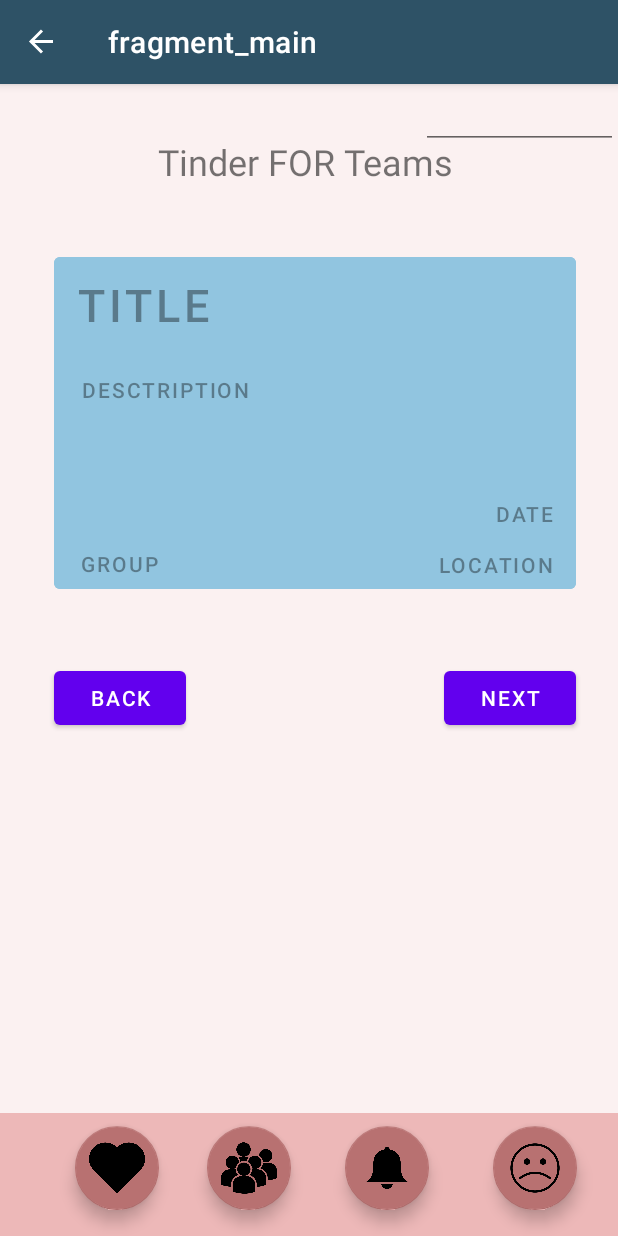
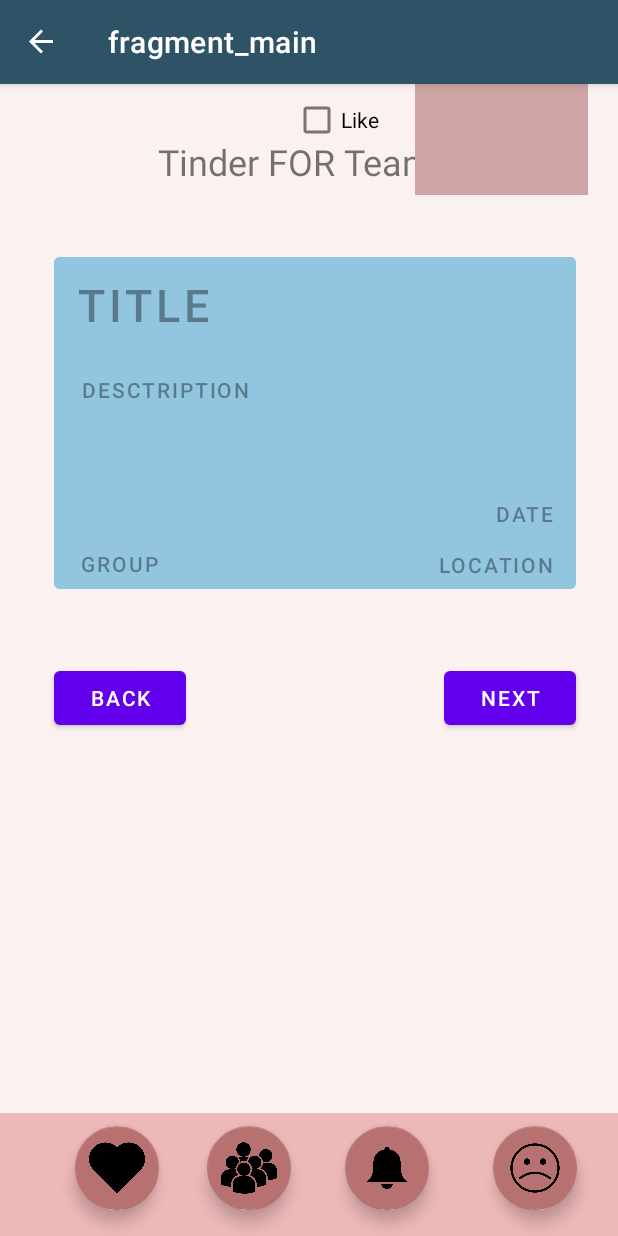
Before and after one commit to bithma/T4T, an Android app: the main screen opened through its navigation route, on a phone screen of 412 x 824 dp. Run offline under Robolectric (Android 15) with nearby library versions, the phone set to English and light mode, and no system bars; our stand-ins replace Firebase (no records; nobody signed in at launch, a user with empty details on screens opened directly), navigation-ui; Roboto replaces fonts that are not available here; 17 statements that could not run were skipped.

Commit message:
Update likes

```diff
--- a/app/src/main/java/com/example/t4t/database/DBHelper.java
+++ b/app/src/main/java/com/example/t4t/database/DBHelper.java
@@ -2,6 +2,7 @@ package com.example.t4t.database;
 
 import com.google.firebase.database.DatabaseReference;
 import com.google.firebase.database.FirebaseDatabase;
+import com.google.firebase.database.MutableData;
 
 public class DBHelper {
     public static DatabaseReference mDatabase = FirebaseDatabase.getInstance().getReference();
@@ -19,4 +20,8 @@ public class DBHelper {
     public static void CreateGroup(Group group) {
         mDatabase.child("groups").child(group.getName()).setValue(group);
     }
+
+    public static void UpdateHearts(String name, int likes) {
+        mDatabase.getRef().child("Events").child(name).child("hearts").setValue(likes);
+    }
 }
--- a/app/src/main/java/com/example/t4t/main.java
+++ b/app/src/main/java/com/example/t4t/main.java
@@ -10,8 +10,11 @@ import android.view.LayoutInflater;
 import android.view.View;
 import android.view.ViewGroup;
 import android.widget.Button;
+import android.widget.TextView;
 
+import com.example.t4t.database.DBHelper;
 import com.example.t4t.database.Event;
+import com.example.t4t.database.Group;
 import com.example.t4t.database.Student;
 import com.google.firebase.database.DataSnapshot;
 import com.google.firebase.database.DatabaseError;
@@ -38,6 +41,8 @@ public class main extends Fragment {
     private Button bTitle, bDesc, bGroup, bLocation, bDate, bNumLikes;
     private Button bPrev, bNext;
     private Button bHeart, bTeams, bNotifications, bFeedback;
+
+    private Button bLike;
     private ArrayList<Event> events = new ArrayList<>();
     private int index = 0;
     private boolean liked = false;
@@ -92,6 +97,7 @@ public class main extends Fragment {
         bNotifications = view.findViewById(R.id.notification);
         bFeedback = view.findViewById(R.id.feedback);
         bNumLikes = view.findViewById(R.id.numlikes);
+        bLike = view.findViewById(R.id.bLike);
         bPrev.setOnClickListener(new View.OnClickListener() {
             @Override
             public void onClick(View view) {
@@ -134,6 +140,13 @@ public class main extends Fragment {
                         .navigate(R.id.action_FirstFragment_to_fragmentmain2);
             }
         });
+
+        bLike.setOnClickListener(new View.OnClickListener() {
+            @Override
+            public void onClick(View view) {
+                updateCard();
+            }
+        });
         loadEvents();
         return view;
     }
@@ -169,5 +182,29 @@ public class main extends Fragment {
         bLocation.setText(e.getLocation());
         bDate.setText(e.getDate());
         bNumLikes.setText(e.getHearts());
+
+
+        Query teamQuery = FirebaseDatabase.getInstance().getReference("events")
+                .orderByChild("name");
+
+        teamQuery.addListenerForSingleValueEvent(new ValueEventListener() {
+            @Override
+            public void onDataChange(DataSnapshot dataSnapshot) {
+                if (dataSnapshot.exists()) {
+                    for (DataSnapshot snap : dataSnapshot.getChildren()) {
+                        Event event = snap.getValue(Event.class);
+                        if (event.getName() == e.getName()) {
+                            int curr_hearts = event.getHearts();
+                            DBHelper.UpdateHearts(e.getName(),curr_hearts + 1);
+                        }
+                    }
+                }
+            }
+            @Override
+            public void onCancelled(DatabaseError databaseError) {
+
+            }
+        });
+
     }
 }
--- a/app/src/main/res/layout/fragment_main.xml
+++ b/app/src/main/res/layout/fragment_main.xml
@@ -212,11 +212,22 @@
 
     <EditText
         android:id="@+id/numlikes"
-        android:layout_width="131dp"
-        android:layout_height="43dp"
+        android:layout_width="115dp"
+        android:layout_height="74dp"
+        android:layout_marginEnd="20dp"
+        android:background="#CFA4A4"
         android:ems="10"
         android:inputType="number"
         app:layout_constraintEnd_toEndOf="parent"
-        tools:layout_editor_absoluteY="507dp" />
+        tools:layout_editor_absoluteY="525dp" />
+
+    <CheckBox
+        android:id="@+id/bLike"
+        android:layout_width="wrap_content"
+        android:layout_height="wrap_content"
+        android:layout_marginEnd="24dp"
+        android:text="Like"
+        app:layout_constraintEnd_toStartOf="@+id/numlikes"
+        tools:layout_editor_absoluteY="537dp" />
 
 </androidx.constraintlayout.widget.ConstraintLayout>
```
